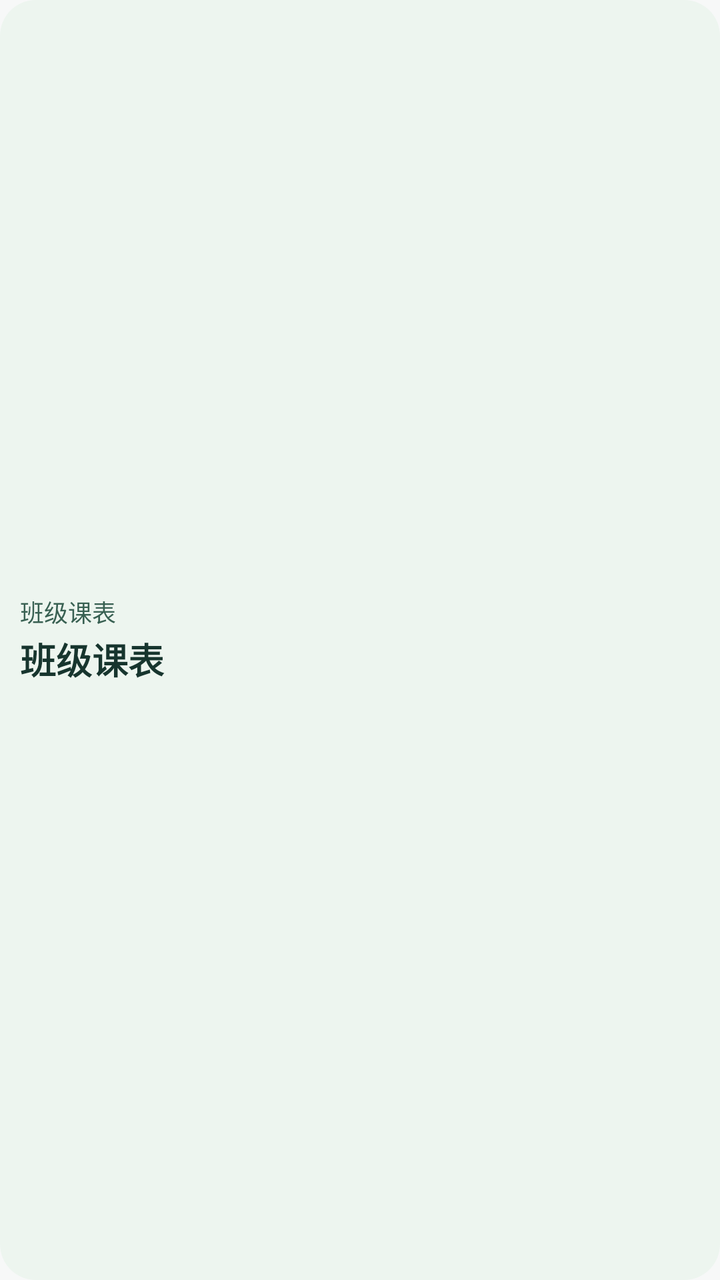
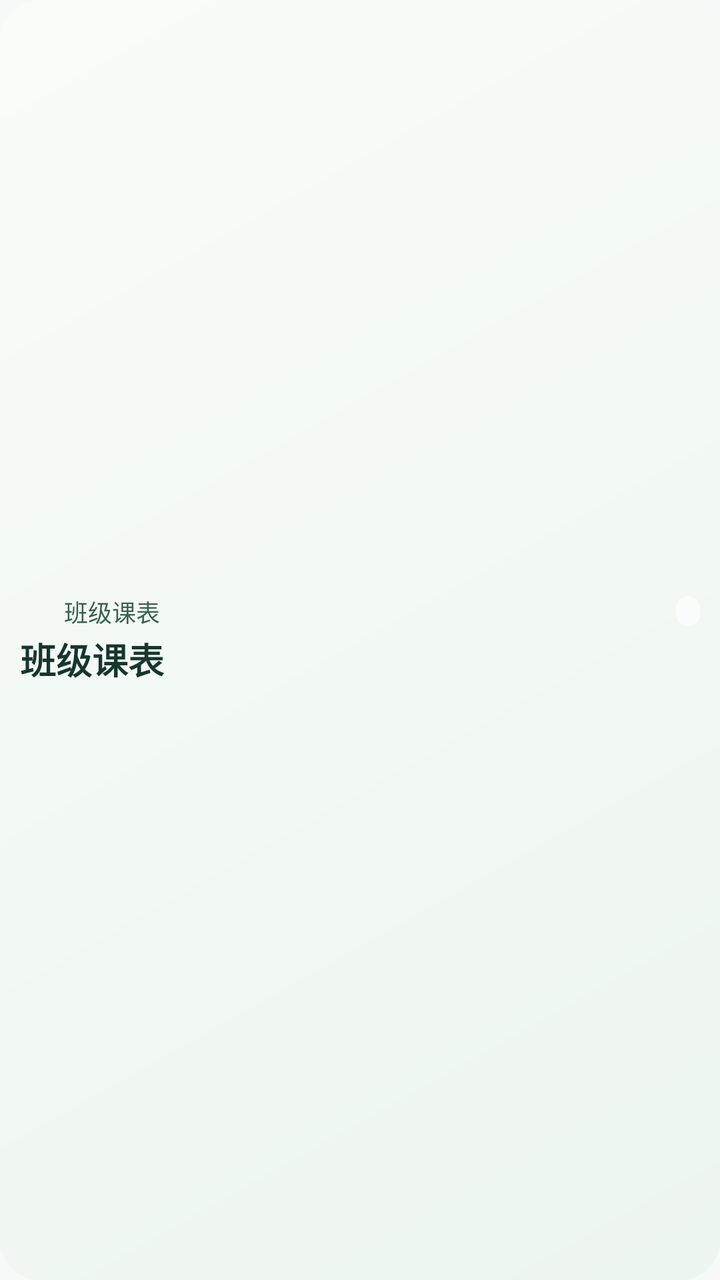

An Android layout rendered at two revisions. The XML below is the earlier revision; the diff shows what the commit changed to produce the second picture.
<!-- AndroidManifest.xml: application theme Theme.ClassTools -->
<!-- res/layout/timetable_widget.xml -->
<LinearLayout xmlns:android="http://schemas.android.com/apk/res/android"
    android:id="@+id/widget_root" android:layout_width="match_parent" android:layout_height="match_parent"
    android:orientation="vertical" android:gravity="center_vertical" android:padding="10dp"
    android:background="@drawable/timetable_widget_background">
    <LinearLayout android:orientation="horizontal" android:layout_width="match_parent" android:layout_height="wrap_content">
        <TextView android:id="@+id/widget_heading" android:layout_width="0dp" android:layout_weight="1"
            android:layout_height="wrap_content" android:text="班级课表" android:textSize="12sp" android:textColor="@color/widget_accent"
            android:includeFontPadding="false" android:singleLine="true" android:ellipsize="end" />
        <TextView android:id="@+id/widget_summary" android:layout_width="wrap_content" android:layout_height="wrap_content"
            android:textColor="@color/widget_accent" android:textSize="12sp" android:includeFontPadding="false" android:singleLine="true" />
    </LinearLayout>
    <TextView android:id="@+id/widget_course" android:layout_width="match_parent" android:layout_height="wrap_content"
        android:layout_marginTop="2dp" android:text="班级课表" android:textSize="18sp" android:textStyle="bold"
        android:textColor="@color/widget_ink" android:includeFontPadding="false" android:maxLines="1" android:ellipsize="end" />
    <TextView android:id="@+id/widget_details" android:layout_width="match_parent" android:layout_height="wrap_content"
        android:layout_marginTop="2dp" android:textColor="@color/widget_accent" android:textSize="13sp" android:includeFontPadding="false"
        android:maxLines="2" android:ellipsize="end" android:visibility="gone" />
    <LinearLayout android:id="@+id/widget_list" android:orientation="vertical" android:layout_width="match_parent" android:layout_height="wrap_content" />
</LinearLayout>
<!-- resources referenced by this layout -->
<resources>
  <color name="widget_accent">#386052</color>
  <color name="widget_ink">#17352E</color>
  <!-- drawable timetable_widget_background (drawable) -->
  <shape xmlns:android="http://schemas.android.com/apk/res/android" android:shape="rectangle">
      <solid android:color="@color/widget_paper" />
      <corners android:radius="18dp" />
  </shape>
  <style name="Theme.ClassTools" parent="android:Theme.Material.Light.NoActionBar">
          <item name="android:windowBackground">@color/ct_window_background</item>
          <item name="android:windowNoTitle">true</item>
          <item name="android:windowActionModeOverlay">true</item>
          <item name="android:statusBarColor">@android:color/transparent</item>
          <item name="android:navigationBarColor">@android:color/transparent</item>
          <item name="android:windowLightStatusBar">true</item>
          <item name="android:windowLightNavigationBar">true</item>
      </style>
  <color name="widget_paper">#EDF5EF</color>
  <color name="ct_window_background">#F7F8F8</color>
</resources>

<!-- the commit's change to res/layout/timetable_widget.xml (unified diff, before → after) -->
@@ -2,12 +2,16 @@
     android:id="@+id/widget_root" android:layout_width="match_parent" android:layout_height="match_parent"
     android:orientation="vertical" android:gravity="center_vertical" android:padding="10dp"
     android:background="@drawable/timetable_widget_background">
-    <LinearLayout android:orientation="horizontal" android:layout_width="match_parent" android:layout_height="wrap_content">
+    <LinearLayout android:id="@+id/widget_header" android:gravity="center_vertical" android:orientation="horizontal" android:layout_width="match_parent" android:layout_height="wrap_content">
+        <ImageView android:id="@+id/widget_icon" android:layout_width="16dp" android:layout_height="16dp"
+            android:layout_marginEnd="6dp" android:importantForAccessibility="no" />
         <TextView android:id="@+id/widget_heading" android:layout_width="0dp" android:layout_weight="1"
-            android:layout_height="wrap_content" android:text="班级课表" android:textSize="12sp" android:textColor="@color/widget_accent"
+            android:layout_height="wrap_content" android:text="班级课表" android:fontFamily="sans-serif-medium" android:textSize="12sp" android:textColor="@color/widget_accent"
             android:includeFontPadding="false" android:singleLine="true" android:ellipsize="end" />
         <TextView android:id="@+id/widget_summary" android:layout_width="wrap_content" android:layout_height="wrap_content"
-            android:textColor="@color/widget_accent" android:textSize="12sp" android:includeFontPadding="false" android:singleLine="true" />
+            android:layout_marginStart="4dp" android:maxWidth="124dp" android:ellipsize="end"
+            android:background="@drawable/widget_summary_pill" android:paddingHorizontal="6dp" android:paddingVertical="1dp"
+            android:textColor="@color/widget_accent" android:textSize="11sp" android:includeFontPadding="false" android:singleLine="true" />
     </LinearLayout>
     <TextView android:id="@+id/widget_course" android:layout_width="match_parent" android:layout_height="wrap_content"
         android:layout_marginTop="2dp" android:text="班级课表" android:textSize="18sp" android:textStyle="bold"
<!-- resource entries referenced after the edit -->
@@ -4,8 +4,13 @@
   <color name="widget_ink">#17352E</color>
   <!-- drawable timetable_widget_background (drawable) -->
   <shape xmlns:android="http://schemas.android.com/apk/res/android" android:shape="rectangle">
-      <solid android:color="@color/widget_paper" />
-      <corners android:radius="18dp" />
+      <gradient android:angle="315" android:startColor="@color/widget_green_highlight" android:endColor="@color/widget_paper" />
+      <corners android:radius="20dp" />
+  </shape>
+  <!-- drawable widget_summary_pill (drawable) -->
+  <shape xmlns:android="http://schemas.android.com/apk/res/android" android:shape="rectangle">
+      <solid android:color="@color/widget_summary_fill" />
+      <corners android:radius="12dp" />
   </shape>
   <style name="Theme.ClassTools" parent="android:Theme.Material.Light.NoActionBar">
           <item name="android:windowBackground">@color/ct_window_background</item>
@@ -16,7 +21,9 @@
           <item name="android:windowLightStatusBar">true</item>
           <item name="android:windowLightNavigationBar">true</item>
       </style>
+  <color name="widget_green_highlight">#F8FCF9</color>
   <color name="widget_paper">#EDF5EF</color>
+  <color name="widget_summary_fill">#96FFFFFF</color>
   <color name="ct_window_background">#F7F8F8</color>
 </resources>
 
